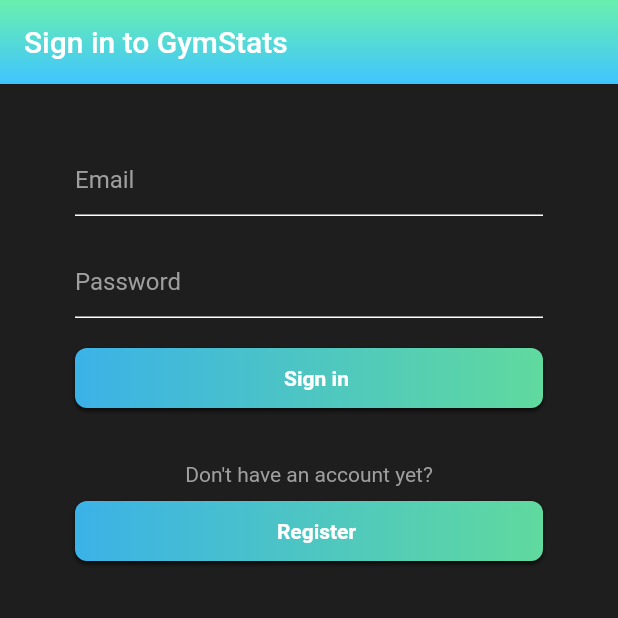
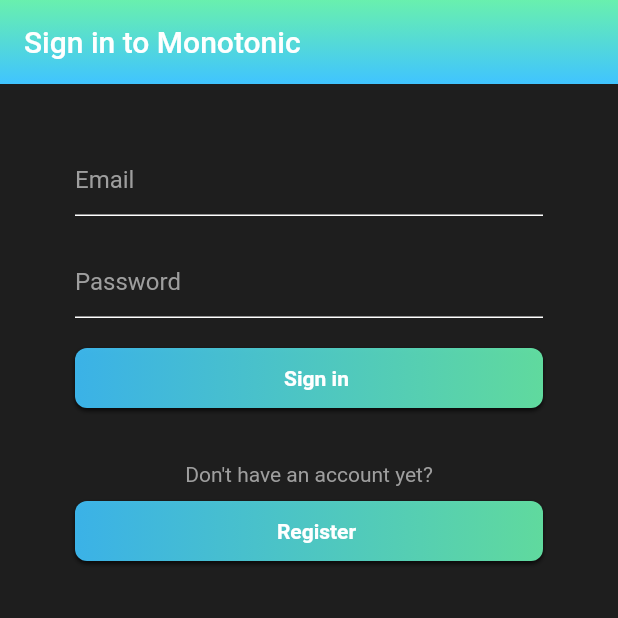
Before and after one commit to jacksondearing96/bread_basket, a Flutter app: the screen it shows after launch, on a phone screen of 412 x 824 dp, the top half of it. Run offline on Flutter 3.47's test engine with Material 2 defaults, Android fonts, the phone set to English and light mode, and no system bars; our stand-ins replace cloud_firestore, email_validator, firebase_auth, firebase_core, fl_chart, flutter_spinkit; accounts and stored records are empty.

Commit message:
Renamed application to Monotonic.

```diff
--- a/lib/screens/authenticate/register.dart
+++ b/lib/screens/authenticate/register.dart
@@ -78,7 +78,7 @@ class _RegisterState extends State<Register> {
         : Scaffold(
             backgroundColor: Constants.backgroundColor,
             appBar: Constants.gradientAppBar(
-              title: Text('Sign up to GymStats'),
+              title: Text('Sign up to Monotonic'),
             ),
             body: SingleChildScrollView(
               child: Container(
--- a/lib/screens/authenticate/signIn.dart
+++ b/lib/screens/authenticate/signIn.dart
@@ -68,7 +68,7 @@ class _SignInState extends State<SignIn> {
         : Scaffold(
             backgroundColor: Constants.backgroundColor,
             appBar: Constants.gradientAppBar(
-              title: Text('Sign in to GymStats'),
+              title: Text('Sign in to Monotonic'),
             ),
             body: Container(
               padding: EdgeInsets.symmetric(vertical: 20.0, horizontal: 50.0),
--- a/lib/screens/home/home.dart
+++ b/lib/screens/home/home.dart
@@ -52,7 +52,7 @@ class Home extends StatelessWidget {
     return Scaffold(
       backgroundColor: Constants.backgroundColor,
       appBar: Constants.gradientAppBar(
-        title: Text('GymStats'),
+        title: Text('Monotonic'),
         actions: <Widget>[
           TextButton.icon(
             icon: Icon(Icons.logout, color: Constants.textColor),
```
Also changed, not shown: 2 other files.
